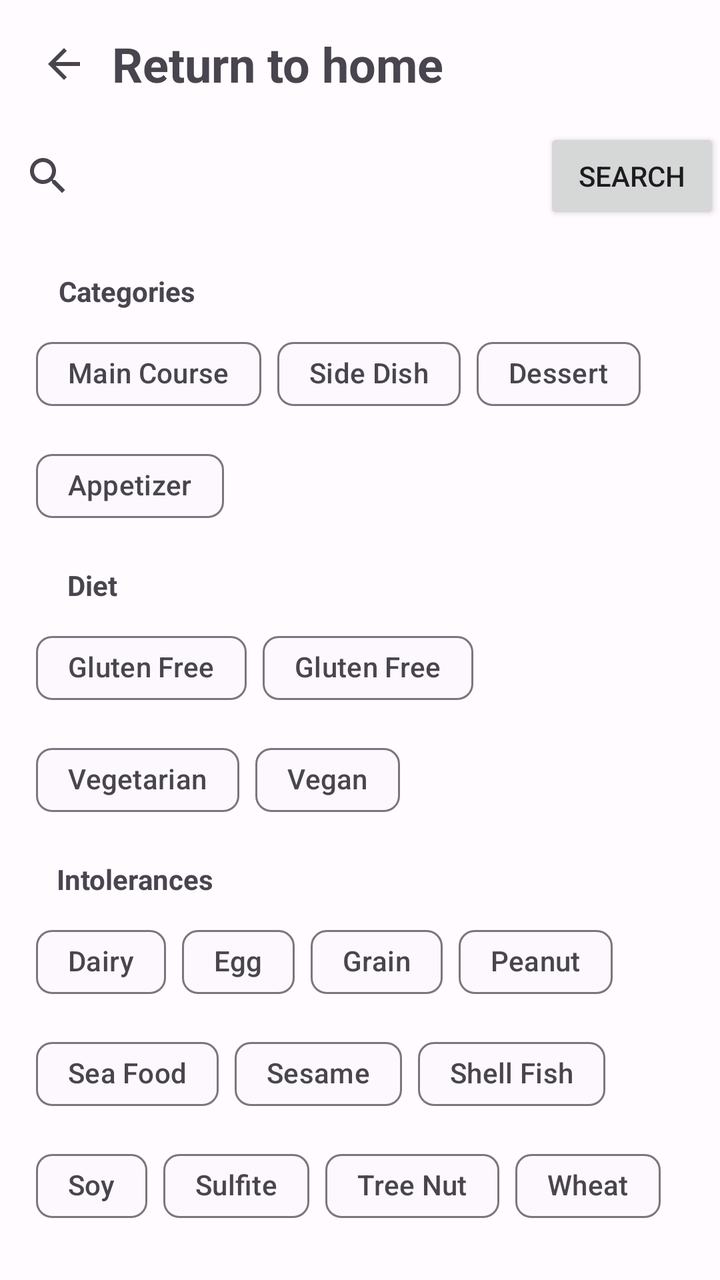
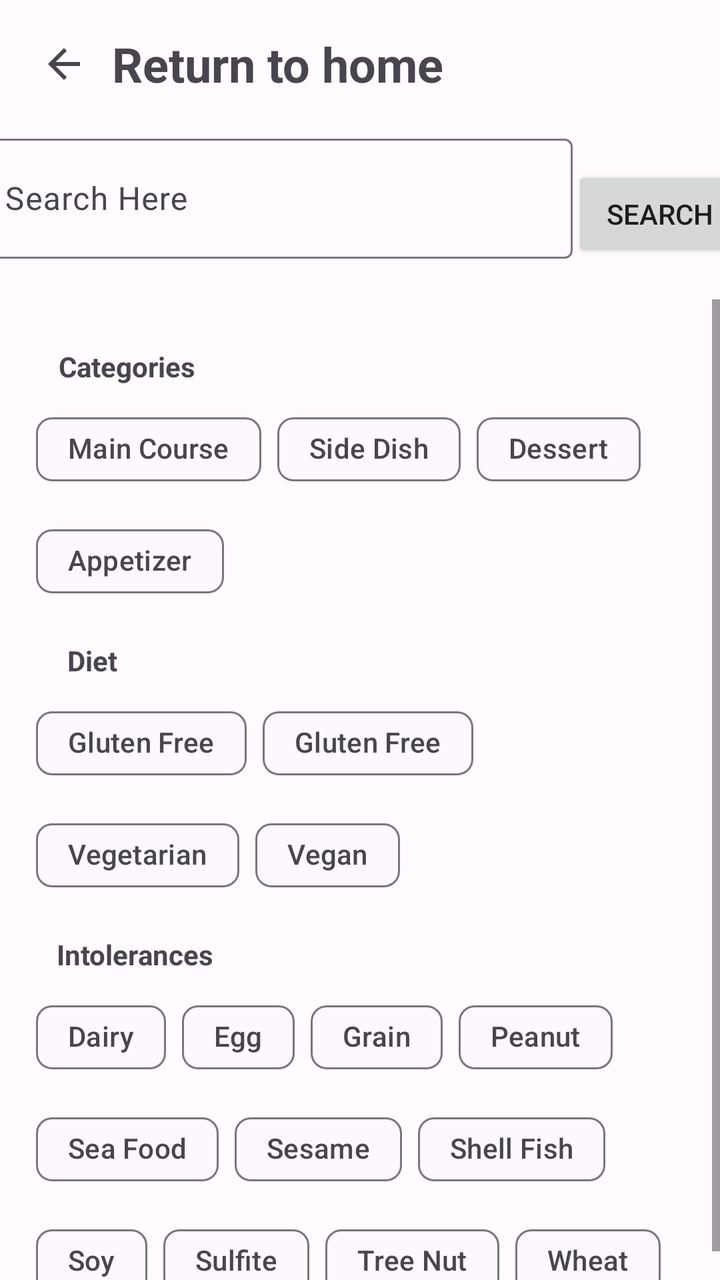

The first picture is an Android layout as it rendered before a commit; the second is the same layout after the commit. The layout source and the unified diff follow.
<!-- AndroidManifest.xml: application theme Theme.Food_alchemy -->
<!-- res/layout/fragment_search.xml -->
<?xml version="1.0" encoding="utf-8"?>
<androidx.constraintlayout.widget.ConstraintLayout xmlns:android="http://schemas.android.com/apk/res/android"
    xmlns:app="http://schemas.android.com/apk/res-auto"
    xmlns:tools="http://schemas.android.com/tools"
    android:layout_width="match_parent"
    android:layout_height="match_parent"
    tools:context=".ui.search.SearchActivity">

    <LinearLayout
        android:id="@+id/linear_layout"
        android:layout_width="match_parent"
        android:layout_height="wrap_content"
        android:gravity="center_vertical"
        android:padding="8dp"
        app:layout_constraintEnd_toEndOf="parent"
        app:layout_constraintHorizontal_bias="1.0"
        app:layout_constraintStart_toStartOf="parent"
        app:layout_constraintTop_toTopOf="parent">

        <ImageButton
            android:id="@+id/return_button"
            android:layout_width="48dp"
            android:layout_height="48dp"
            android:background="@android:color/transparent"
            android:padding="8dp"
            android:src="@drawable/baseline_arrow_back_24"
            app:tint="?attr/colorControlNormal"
            tools:ignore="ContentDescription" />

        <TextView
            android:id="@+id/title_textview"
            android:layout_width="wrap_content"
            android:layout_height="wrap_content"
            android:text="@string/return_to_home"
            android:textSize="24sp"
            android:textStyle="bold" />

    </LinearLayout>

    <androidx.constraintlayout.widget.ConstraintLayout
        android:layout_width="match_parent"
        android:layout_height="wrap_content"
        android:id="@+id/search_layout"
        app:layout_constraintTop_toBottomOf="@+id/linear_layout">

        <SearchView
            app:layout_constraintTop_toTopOf="parent"
            app:layout_constraintBottom_toTopOf="@id/search_list"
            app:layout_constraintStart_toStartOf="parent"
            app:layout_constraintEnd_toStartOf="@id/search_btn"
            android:id="@+id/searchView"
            android:layout_width="0dp"
            android:layout_height="wrap_content"
            android:layout_weight="1"
            android:clickable="true"
            android:focusable="true"
            android:queryHint="Search..."
            app:iconifiedByDefault="false" />

        <Button
            app:layout_constraintTop_toTopOf="parent"
            app:layout_constraintBottom_toTopOf="@id/search_list"
            app:layout_constraintEnd_toEndOf="parent"
            app:layout_constraintStart_toEndOf="@id/searchView"
            android:id="@+id/search_btn"
            android:layout_width="wrap_content"
            android:layout_height="wrap_content"
            android:text="@string/search" />

        <ListView
            app:layout_constraintTop_toBottomOf="@id/searchView"
            android:layout_width="match_parent"
            android:layout_height="wrap_content"
            android:id="@+id/search_list"/>

    </androidx.constraintlayout.widget.ConstraintLayout>


    <ScrollView
        android:id="@+id/scrollChip"
        android:layout_width="match_parent"
        android:layout_height="0dp"
        app:layout_constraintTop_toBottomOf="@id/search_layout"
        app:layout_constraintBottom_toBottomOf="parent">

        <androidx.constraintlayout.widget.ConstraintLayout
            android:layout_width="match_parent"
            android:layout_height="match_parent">

            <com.google.android.material.chip.ChipGroup
                android:id="@+id/chip_ingredients"
                android:layout_width="match_parent"
                android:layout_height="wrap_content"
                android:layout_marginTop="8dp"
                android:layout_marginStart="18dp"
                android:layout_marginEnd="18dp"
                app:layout_constraintStart_toStartOf="parent"
                app:layout_constraintEnd_toEndOf="parent"
                app:layout_constraintTop_toTopOf="parent"
                app:layout_constraintBottom_toTopOf="@id/text_categories">

            </com.google.android.material.chip.ChipGroup>

            
            <TextView
                android:id="@+id/text_categories"
                android:layout_width="wrap_content"
                android:layout_height="wrap_content"
                android:text="@string/categories"
                android:layout_marginTop="16dp"
                android:textStyle="bold"
                app:layout_constraintStart_toStartOf="parent"
                app:layout_constraintEnd_toEndOf="parent"
                app:layout_constraintTop_toBottomOf="@id/chip_ingredients"
                app:layout_constraintBottom_toTopOf="@id/chip_group_categories"
                app:layout_constraintHorizontal_bias="0.1" />


            <com.google.android.material.chip.ChipGroup
                android:id="@+id/chip_group_categories"
                android:layout_width="match_parent"
                android:layout_height="wrap_content"
                android:layout_below="@id/text_categories"
                android:layout_marginTop="8dp"
                app:singleSelection="true"
                android:layout_marginStart="18dp"
                android:layout_marginEnd="18dp"
                app:layout_constraintStart_toStartOf="parent"
                app:layout_constraintEnd_toEndOf="parent"
                app:layout_constraintTop_toBottomOf="@id/text_categories"
                app:layout_constraintBottom_toTopOf="@id/text_diet">


                <com.google.android.material.chip.Chip
                    android:id="@+id/chip_main_course"
                    style="@style/Widget.Material3.Chip.Filter"
                    android:layout_width="wrap_content"
                    android:layout_height="wrap_content"
                    android:checked="false"
                    android:text="@string/main_course" />

                <com.google.android.material.chip.Chip
                    android:id="@+id/chip_side_dish"
                    style="@style/Widget.Material3.Chip.Filter"
                    android:layout_width="wrap_content"
                    android:layout_height="wrap_content"
                    android:checked="false"
                    android:text="@string/side_dish" />

                <com.google.android.material.chip.Chip
                    android:id="@+id/chip_dessert"
                    style="@style/Widget.Material3.Chip.Filter"
                    android:layout_width="wrap_content"
                    android:layout_height="wrap_content"
                    android:checked="false"
                    android:text="@string/dessert" />

                <com.google.android.material.chip.Chip
                    android:id="@+id/chip_appetizer"
                    style="@style/Widget.Material3.Chip.Filter"
                    android:layout_width="wrap_content"
                    android:layout_height="wrap_content"
                    android:checked="false"
                    android:text="@string/appetizer" />

                
                

            </com.google.android.material.chip.ChipGroup>

            
            <TextView
                android:id="@+id/text_diet"
                android:layout_width="wrap_content"
                android:layout_height="wrap_content"
                android:text="@string/diet"
                android:layout_marginTop="16dp"
                android:textStyle="bold"
                app:layout_constraintStart_toStartOf="parent"
                app:layout_constraintEnd_toEndOf="parent"
                app:layout_constraintTop_toBottomOf="@id/chip_group_categories"
                app:layout_constraintBottom_toTopOf="@id/chip_group_diet"
                app:layout_constraintHorizontal_bias="0.1"/>

            <com.google.android.material.chip.ChipGroup
                android:id="@+id/chip_group_diet"
                android:layout_width="match_parent"
                android:layout_height="wrap_content"
                android:layout_below="@id/text_diet"
                android:layout_marginTop="8dp"
                android:layout_marginStart="18dp"
                android:layout_marginEnd="18dp"
                app:singleSelection="true"
                app:layout_constraintStart_toStartOf="parent"
                app:layout_constraintEnd_toEndOf="parent"
                app:layout_constraintTop_toBottomOf="@id/text_diet"
                app:layout_constraintBottom_toTopOf="@id/text_intolerances">

                <com.google.android.material.chip.Chip
                    android:id="@+id/no_diet"
                    style="@style/Widget.Material3.Chip.Filter"
                    android:layout_width="wrap_content"
                    android:layout_height="wrap_content"
                    android:checked="false"
                    android:text="@string/gluten_free" />

                <com.google.android.material.chip.Chip
                    android:id="@+id/gluten_free"
                    style="@style/Widget.Material3.Chip.Filter"
                    android:layout_width="wrap_content"
                    android:layout_height="wrap_content"
                    android:checked="false"
                    android:text="@string/gluten_free" />

                <com.google.android.material.chip.Chip
                    android:id="@+id/vegetarian"
                    style="@style/Widget.Material3.Chip.Filter"
                    android:layout_width="wrap_content"
                    android:layout_height="wrap_content"
                    android:checked="false"
                    android:text="@string/vegetarian" />

                <com.google.android.material.chip.Chip
                    android:id="@+id/vegan"
                    style="@style/Widget.Material3.Chip.Filter"
                    android:layout_width="wrap_content"
                    android:layout_height="wrap_content"
                    android:checked="false"
                    android:text="@string/vegan" />
                
                

            </com.google.android.material.chip.ChipGroup>

            
            <TextView
                android:id="@+id/text_intolerances"
                android:layout_width="wrap_content"
                android:layout_height="wrap_content"
                android:text="@string/intolerances"
                android:layout_below="@id/chip_group_diet"
                android:layout_marginTop="16dp"
                android:textStyle="bold"
                app:layout_constraintStart_toStartOf="parent"
                app:layout_constraintEnd_toEndOf="parent"
                app:layout_constraintTop_toBottomOf="@id/chip_group_diet"
                app:layout_constraintBottom_toTopOf="@id/chip_group_intolerances"
                app:layout_constraintHorizontal_bias="0.1"/>

            <com.google.android.material.chip.ChipGroup
                android:id="@+id/chip_group_intolerances"
                android:layout_width="match_parent"
                android:layout_height="wrap_content"
                android:layout_below="@id/text_intolerances"
                android:layout_marginTop="8dp"
                android:layout_marginStart="18dp"
                android:layout_marginEnd="18dp"
                app:singleSelection="false"
                app:layout_constraintStart_toStartOf="parent"
                app:layout_constraintEnd_toEndOf="parent"
                app:layout_constraintTop_toBottomOf="@id/text_intolerances">

                <com.google.android.material.chip.Chip
                    android:id="@+id/dairy"
                    style="@style/Widget.Material3.Chip.Filter"
                    android:layout_width="wrap_content"
                    android:layout_height="wrap_content"
                    android:checked="false"
                    android:text="@string/dairy" />

                <com.google.android.material.chip.Chip
                    android:id="@+id/egg"
                    style="@style/Widget.Material3.Chip.Filter"
                    android:layout_width="wrap_content"
                    android:layout_height="wrap_content"
                    android:checked="false"
                    android:text="@string/egg" />

                <com.google.android.material.chip.Chip
                    android:id="@+id/grain"
                    style="@style/Widget.Material3.Chip.Filter"
                    android:layout_width="wrap_content"
                    android:layout_height="wrap_content"
                    android:checked="false"
                    android:text="@string/grain" />

                <com.google.android.material.chip.Chip
                    android:id="@+id/peanut"
                    style="@style/Widget.Material3.Chip.Filter"
                    android:layout_width="wrap_content"
                    android:layout_height="wrap_content"
                    android:checked="false"
                    android:text="@string/peanut" />

                <com.google.android.material.chip.Chip
                    android:id="@+id/sea_food"
                    style="@style/Widget.Material3.Chip.Filter"
                    android:layout_width="wrap_content"
                    android:layout_height="wrap_content"
                    android:checked="false"
                    android:text="@string/sea_food" />

                <com.google.android.material.chip.Chip
                    android:id="@+id/sesame"
                    style="@style/Widget.Material3.Chip.Filter"
                    android:layout_width="wrap_content"
                    android:layout_height="wrap_content"
                    android:checked="false"
                    android:text="@string/sesame" />

                <com.google.android.material.chip.Chip
                    android:id="@+id/shell_fish"
                    style="@style/Widget.Material3.Chip.Filter"
                    android:layout_width="wrap_content"
                    android:layout_height="wrap_content"
                    android:checked="false"
                    android:text="@string/shell_fish" />

                <com.google.android.material.chip.Chip
                    android:id="@+id/soy"
                    style="@style/Widget.Material3.Chip.Filter"
                    android:layout_width="wrap_content"
                    android:layout_height="wrap_content"
                    android:checked="false"
                    android:text="@string/soy" />

                <com.google.android.material.chip.Chip
                    android:id="@+id/sulfite"
                    style="@style/Widget.Material3.Chip.Filter"
                    android:layout_width="wrap_content"
                    android:layout_height="wrap_content"
                    android:checked="false"
                    android:text="@string/sulfite" />

                <com.google.android.material.chip.Chip
                    android:id="@+id/tree_nut"
                    style="@style/Widget.Material3.Chip.Filter"
                    android:layout_width="wrap_content"
                    android:layout_height="wrap_content"
                    android:checked="false"
                    android:text="@string/tree_nut" />

                <com.google.android.material.chip.Chip
                    android:id="@+id/wheat"
                    style="@style/Widget.Material3.Chip.Filter"
                    android:layout_width="wrap_content"
                    android:layout_height="wrap_content"
                    android:checked="false"
                    android:text="@string/wheat" />

                
                

            </com.google.android.material.chip.ChipGroup>
        </androidx.constraintlayout.widget.ConstraintLayout>
    </ScrollView>




</androidx.constraintlayout.widget.ConstraintLayout>
<!-- resources referenced by this layout -->
<resources>
  <!-- drawable baseline_arrow_back_24 (drawable) -->
  <vector android:autoMirrored="true" android:height="24dp"
      android:tint="#000000" android:viewportHeight="24"
      android:viewportWidth="24" android:width="24dp" xmlns:android="http://schemas.android.com/apk/res/android">
      <path android:fillColor="@android:color/black" android:pathData="M20,11H7.83l5.59,-5.59L12,4l-8,8 8,8 1.41,-1.41L7.83,13H20v-2z"/>
  </vector>
  <string name="appetizer">Appetizer</string>
  <string name="categories">Categories</string>
  <string name="dairy">Dairy</string>
  <string name="dessert">Dessert</string>
  <string name="diet">Diet</string>
  <string name="egg">Egg</string>
  <string name="gluten_free">Gluten Free</string>
  <string name="grain">Grain</string>
  <string name="intolerances">Intolerances</string>
  <string name="main_course">Main Course</string>
  <string name="peanut">Peanut</string>
  <string name="return_to_home">Return to home</string>
  <string name="sea_food">Sea Food</string>
  <string name="search">Search</string>
  <string name="sesame">Sesame</string>
  <string name="shell_fish">Shell Fish</string>
  <string name="side_dish">Side Dish</string>
  <string name="soy">Soy</string>
  <string name="sulfite">Sulfite</string>
  <string name="tree_nut">Tree Nut</string>
  <string name="vegan">Vegan</string>
  <string name="vegetarian">Vegetarian</string>
  <string name="wheat">Wheat</string>
  <style name="Theme.Food_alchemy" parent="Base.Theme.Food_alchemy" />
  <color name="md_theme_light_primary">#7214FF</color>
  <color name="md_theme_light_onPrimary">#FFFFFF</color>
  <color name="md_theme_light_primaryContainer">#E9DDFF</color>
  <color name="md_theme_light_onPrimaryContainer">#23005C</color>
  <color name="md_theme_light_secondary">#625B70</color>
  <color name="md_theme_light_onSecondary">#FFFFFF</color>
  <color name="md_theme_light_secondaryContainer">#E8DEF8</color>
  <color name="md_theme_light_onSecondaryContainer">#1E192B</color>
  <color name="md_theme_light_tertiary">#7E525F</color>
  <color name="md_theme_light_onTertiary">#FFFFFF</color>
  <color name="md_theme_light_tertiaryContainer">#FFD9E2</color>
  <color name="md_theme_light_onTertiaryContainer">#31101C</color>
  <color name="md_theme_light_error">#BA1A1A</color>
  <color name="md_theme_light_onError">#FFFFFF</color>
  <color name="md_theme_light_errorContainer">#FFDAD6</color>
  <color name="md_theme_light_onErrorContainer">#410002</color>
  <color name="md_theme_light_outline">#7A757F</color>
  <color name="md_theme_light_background">#FFFBFF</color>
  <color name="md_theme_light_onBackground">#1C1B1E</color>
  <color name="md_theme_light_surface">#FDF8FD</color>
  <color name="md_theme_light_onSurface">#1C1B1E</color>
  <color name="md_theme_light_surfaceVariant">#E7E0EB</color>
  <color name="md_theme_light_onSurfaceVariant">#49454E</color>
  <color name="md_theme_light_inverseSurface">#323033</color>
  <color name="md_theme_light_inverseOnSurface">#F5EFF4</color>
  <color name="md_theme_light_inversePrimary">#D0BCFF</color>
  <!-- unchanged entries left out for length: 1 -->
</resources>

<!-- the commit's change to res/layout/fragment_search.xml (unified diff, before → after) -->
@@ -40,38 +40,55 @@
     <androidx.constraintlayout.widget.ConstraintLayout
         android:layout_width="match_parent"
         android:layout_height="wrap_content"
+        app:layout_constraintStart_toStartOf="parent"
+        app:layout_constraintEnd_toEndOf="parent"
         android:id="@+id/search_layout"
         app:layout_constraintTop_toBottomOf="@+id/linear_layout">
 
-        <SearchView
+
+
+
+        <com.google.android.material.textfield.TextInputLayout
+            android:id="@+id/searchView"
+            android:layout_width="300dp"
+            android:layout_height="wrap_content"
+            app:endIconMode="clear_text"
+            app:errorEnabled="true"
             app:layout_constraintTop_toTopOf="parent"
-            app:layout_constraintBottom_toTopOf="@id/search_list"
+            app:layout_constraintBottom_toTopOf="@id/recyclerview_ingredients_search"
             app:layout_constraintStart_toStartOf="parent"
-            app:layout_constraintEnd_toStartOf="@id/search_btn"
-            android:id="@+id/searchView"
-            android:layout_width="0dp"
-            android:layout_height="wrap_content"
-            android:layout_weight="1"
-            android:clickable="true"
-            android:focusable="true"
-            android:queryHint="Search..."
-            app:iconifiedByDefault="false" />
+            app:layout_constraintEnd_toStartOf="@id/search_btn">
+
+            <com.google.android.material.textfield.TextInputEditText
+                android:id="@+id/search_input_edit_text_ingredient"
+                android:layout_width="300dp"
+                android:layout_height="60dp"
+                android:layout_weight="1"
+                android:inputType="text"
+                android:hint="@string/search_here" />
+        </com.google.android.material.textfield.TextInputLayout>
+
+
 
         <Button
+            app:layout_constraintBottom_toTopOf="@id/recyclerview_ingredients_search"
             app:layout_constraintTop_toTopOf="parent"
-            app:layout_constraintBottom_toTopOf="@id/search_list"
             app:layout_constraintEnd_toEndOf="parent"
             app:layout_constraintStart_toEndOf="@id/searchView"
             android:id="@+id/search_btn"
+            android:layout_weight="1"
             android:layout_width="wrap_content"
             android:layout_height="wrap_content"
             android:text="@string/search" />
 
-        <ListView
-            app:layout_constraintTop_toBottomOf="@id/searchView"
+        <androidx.recyclerview.widget.RecyclerView
+            android:id="@+id/recyclerview_ingredients_search"
             android:layout_width="match_parent"
             android:layout_height="wrap_content"
-            android:id="@+id/search_list"/>
+            app:layout_constraintTop_toBottomOf="@id/searchView"
+            app:layout_constraintBottom_toBottomOf="parent"
+            app:layout_constraintStart_toStartOf="parent"
+            app:layout_constraintEnd_toEndOf="parent" />
 
     </androidx.constraintlayout.widget.ConstraintLayout>
 
<!-- resource entries referenced after the edit -->
@@ -20,6 +20,7 @@
   <string name="return_to_home">Return to home</string>
   <string name="sea_food">Sea Food</string>
   <string name="search">Search</string>
+  <string name="search_here">Search Here</string>
   <string name="sesame">Sesame</string>
   <string name="shell_fish">Shell Fish</string>
   <string name="side_dish">Side Dish</string>
